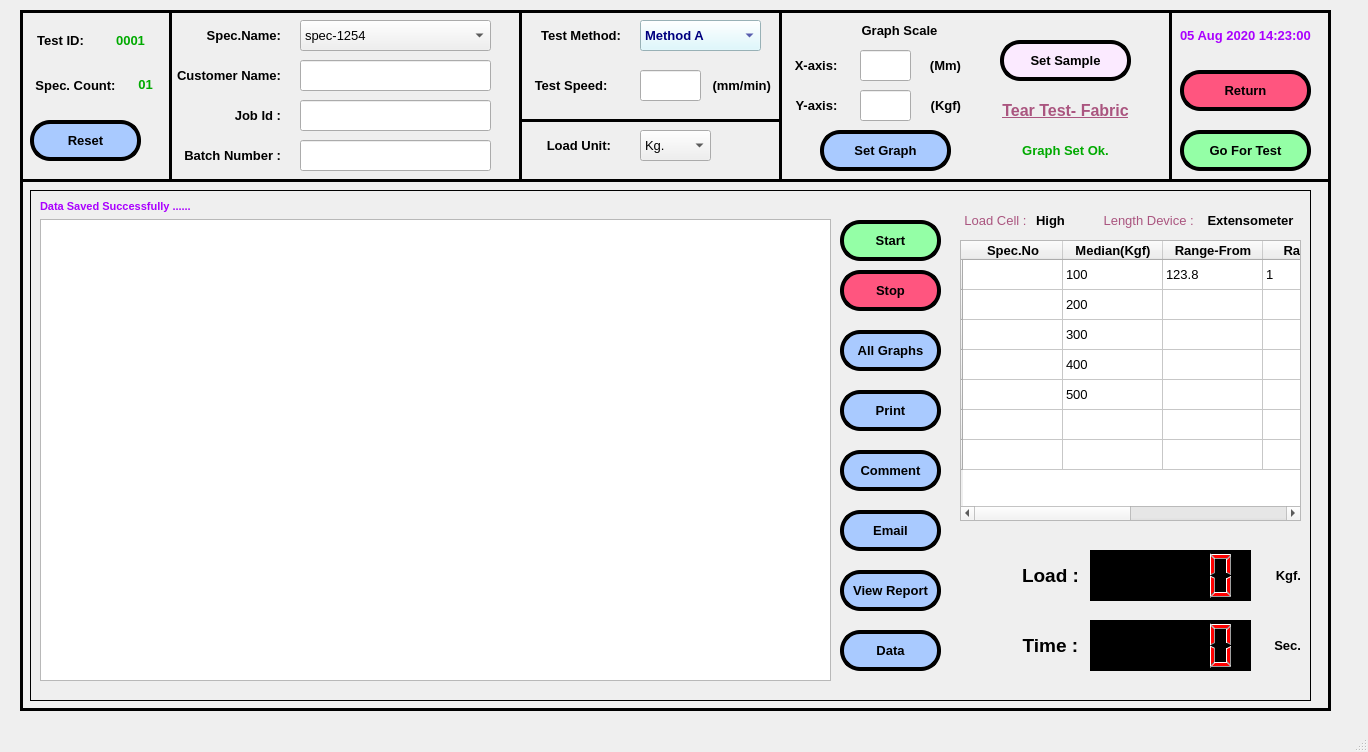
Qt form TYR_2.0_18.5/ui/TYR_START_UNIRUB_TEAR.ui (sanjaymanegit/testRepo) before a commit.
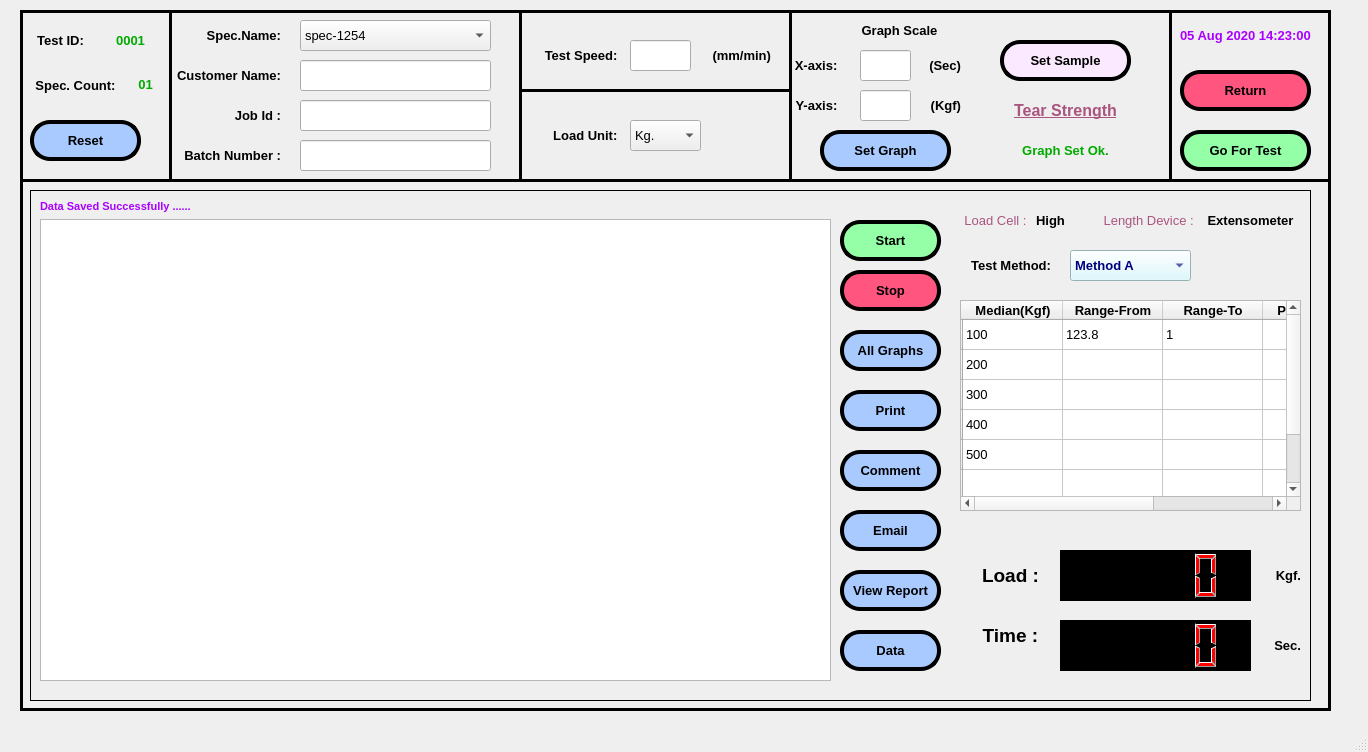
The same form after that commit.

Commit message: updated Tear Strength test for unirub

Patch:
```diff
--- a/TYR_2.0_18.5/ui/TYR_START_UNIRUB_TEAR.ui
+++ b/TYR_2.0_18.5/ui/TYR_START_UNIRUB_TEAR.ui
@@ -346,9 +346,9 @@
       <property name="geometry">
        <rect>
         <x>930</x>
-        <y>50</y>
+        <y>110</y>
         <width>341</width>
-        <height>281</height>
+        <height>211</height>
        </rect>
       </property>
       <row>
@@ -386,19 +386,6 @@
         <string/>
        </property>
       </row>
-      <column>
-       <property name="text">
-        <string>Spec.No</string>
-       </property>
-       <property name="font">
-        <font>
-         <family>Arial</family>
-         <pointsize>10</pointsize>
-         <weight>75</weight>
-         <bold>true</bold>
-        </font>
-       </property>
-      </column>
       <column>
        <property name="text">
         <string>Median(Kgf)</string>
@@ -464,7 +451,7 @@
         </font>
        </property>
       </column>
-      <item row="0" column="1">
+      <item row="0" column="0">
        <property name="text">
         <string>100</string>
        </property>
@@ -475,7 +462,7 @@
         </font>
        </property>
       </item>
-      <item row="0" column="2">
+      <item row="0" column="1">
        <property name="text">
         <string>123.8</string>
        </property>
@@ -486,7 +473,7 @@
         </font>
        </property>
       </item>
-      <item row="0" column="3">
+      <item row="0" column="2">
        <property name="text">
         <string>1</string>
        </property>
@@ -497,22 +484,22 @@
         </font>
        </property>
       </item>
-      <item row="1" column="1">
+      <item row="1" column="0">
        <property name="text">
         <string>200</string>
        </property>
       </item>
-      <item row="2" column="1">
+      <item row="2" column="0">
        <property name="text">
         <string>300</string>
        </property>
       </item>
-      <item row="3" column="1">
+      <item row="3" column="0">
        <property name="text">
         <string>400</string>
        </property>
       </item>
-      <item row="4" column="1">
+      <item row="4" column="0">
        <property name="text">
         <string>500</string>
        </property>
@@ -555,9 +542,9 @@
      <widget class="QLCDNumber" name="lcdNumber">
       <property name="geometry">
        <rect>
-        <x>1060</x>
+        <x>1030</x>
         <y>360</y>
-        <width>161</width>
+        <width>191</width>
         <height>51</height>
        </rect>
       </property>
@@ -596,9 +583,9 @@
      <widget class="QLCDNumber" name="lcdNumber_2">
       <property name="geometry">
        <rect>
-        <x>1060</x>
+        <x>1030</x>
         <y>430</y>
-        <width>161</width>
+        <width>191</width>
         <height>51</height>
        </rect>
       </property>
@@ -812,7 +799,7 @@
      <widget class="QLabel" name="label_22">
       <property name="geometry">
        <rect>
-        <x>980</x>
+        <x>940</x>
         <y>360</y>
         <width>81</width>
         <height>51</height>
@@ -839,8 +826,8 @@
      <widget class="QLabel" name="label_23">
       <property name="geometry">
        <rect>
-        <x>980</x>
-        <y>430</y>
+        <x>940</x>
+        <y>420</y>
         <width>81</width>
         <height>51</height>
        </rect>
@@ -863,6 +850,80 @@
        <set>Qt::AlignCenter</set>
       </property>
      </widget>
+     <widget class="QLabel" name="label_19">
+      <property name="geometry">
+       <rect>
+        <x>930</x>
+        <y>60</y>
+        <width>91</width>
+        <height>31</height>
+       </rect>
+      </property>
+      <property name="font">
+       <font>
+        <family>Arial</family>
+        <pointsize>10</pointsize>
+        <weight>75</weight>
+        <bold>true</bold>
+       </font>
+      </property>
+      <property name="styleSheet">
+       <string notr="true"/>
+      </property>
+      <property name="text">
+       <string>Test Method:</string>
+      </property>
+      <property name="alignment">
+       <set>Qt::AlignRight|Qt::AlignTrailing|Qt::AlignVCenter</set>
+      </property>
+     </widget>
+     <widget class="QComboBox" name="comboBox_3">
+      <property name="geometry">
+       <rect>
+        <x>1040</x>
+        <y>60</y>
+        <width>121</width>
+        <height>31</height>
+       </rect>
+      </property>
+      <property name="font">
+       <font>
+        <family>Arial</family>
+        <pointsize>10</pointsize>
+        <weight>75</weight>
+        <bold>true</bold>
+       </font>
+      </property>
+      <property name="styleSheet">
+       <string notr="true">color: rgb(0, 0, 127);
+background-color: rgb(213, 248, 255);</string>
+      </property>
+      <item>
+       <property name="text">
+        <string>Method A</string>
+       </property>
+      </item>
+      <item>
+       <property name="text">
+        <string>Method B</string>
+       </property>
+      </item>
+      <item>
+       <property name="text">
+        <string>Method C</string>
+       </property>
+      </item>
+      <item>
+       <property name="text">
+        <string>Method D</string>
+       </property>
+      </item>
+      <item>
+       <property name="text">
+        <string>Method E</string>
+       </property>
+      </item>
+     </widget>
     </widget>
     <widget class="QPushButton" name="pushButton_8">
      <property name="geometry">
@@ -1108,38 +1169,11 @@
       <enum>Qt::Vertical</enum>
      </property>
     </widget>
-    <widget class="QLabel" name="label_19">
-     <property name="geometry">
-      <rect>
-       <x>510</x>
-       <y>10</y>
-       <width>91</width>
-       <height>31</height>
-      </rect>
-     </property>
-     <property name="font">
-      <font>
-       <family>Arial</family>
-       <pointsize>10</pointsize>
-       <weight>75</weight>
-       <bold>true</bold>
-      </font>
-     </property>
-     <property name="styleSheet">
-      <string notr="true"/>
-     </property>
-     <property name="text">
-      <string>Test Method:</string>
-     </property>
-     <property name="alignment">
-      <set>Qt::AlignRight|Qt::AlignTrailing|Qt::AlignVCenter</set>
-     </property>
-    </widget>
     <widget class="QLabel" name="label_20">
      <property name="geometry">
       <rect>
        <x>680</x>
-       <y>60</y>
+       <y>30</y>
        <width>71</width>
        <height>31</height>
       </rect>
@@ -1165,8 +1199,8 @@
     <widget class="QLabel" name="label_21">
      <property name="geometry">
       <rect>
-       <x>510</x>
-       <y>60</y>
+       <x>520</x>
+       <y>30</y>
        <width>81</width>
        <height>31</height>
       </rect>
@@ -1192,8 +1226,8 @@
     <widget class="QLineEdit" name="lineEdit_9">
      <property name="geometry">
       <rect>
-       <x>620</x>
-       <y>60</y>
+       <x>610</x>
+       <y>30</y>
        <width>61</width>
        <height>31</height>
       </rect>
@@ -1210,7 +1244,7 @@
     <widget class="Line" name="line_5">
      <property name="geometry">
       <rect>
-       <x>750</x>
+       <x>760</x>
        <y>0</y>
        <width>20</width>
        <height>171</height>
@@ -1229,9 +1263,9 @@
     <widget class="QLabel" name="label_29">
      <property name="geometry">
       <rect>
-       <x>520</x>
-       <y>120</y>
-       <width>71</width>
+       <x>510</x>
+       <y>110</y>
+       <width>91</width>
        <height>31</height>
       </rect>
      </property>
@@ -1247,7 +1281,7 @@
       <string notr="true"/>
      </property>
      <property name="text">
-      <string>Load Unit:</string>
+      <string>Load Unit: </string>
      </property>
      <property name="alignment">
       <set>Qt::AlignRight|Qt::AlignTrailing|Qt::AlignVCenter</set>
@@ -1256,8 +1290,8 @@
     <widget class="QComboBox" name="comboBox_2">
      <property name="geometry">
       <rect>
-       <x>620</x>
-       <y>120</y>
+       <x>610</x>
+       <y>110</y>
        <width>71</width>
        <height>31</height>
       </rect>
@@ -1582,8 +1616,8 @@
      <property name="geometry">
       <rect>
        <x>500</x>
-       <y>100</y>
-       <width>261</width>
+       <y>70</y>
+       <width>271</width>
        <height>20</height>
       </rect>
      </property>
@@ -1645,7 +1679,7 @@
       <string notr="true"/>
      </property>
      <property name="text">
-      <string>(Mm)</string>
+      <string>(Sec)</string>
      </property>
      <property name="alignment">
       <set>Qt::AlignRight|Qt::AlignTrailing|Qt::AlignVCenter</set>
@@ -1748,59 +1782,12 @@
       <string notr="true">color: rgb(170, 85, 127);</string>
      </property>
      <property name="text">
-      <string>Tear Test- Fabric</string>
+      <string>Tear Strength</string>
      </property>
      <property name="alignment">
       <set>Qt::AlignCenter</set>
      </property>
     </widget>
-    <widget class="QComboBox" name="comboBox_3">
-     <property name="geometry">
-      <rect>
-       <x>620</x>
-       <y>10</y>
-       <width>121</width>
-       <height>31</height>
-      </rect>
-     </property>
-     <property name="font">
-      <font>
-       <family>Arial</family>
-       <pointsize>10</pointsize>
-       <weight>75</weight>
-       <bold>true</bold>
-      </font>
-     </property>
-     <property name="styleSheet">
-      <string notr="true">color: rgb(0, 0, 127);
-background-color: rgb(213, 248, 255);</string>
-     </property>
-     <item>
-      <property name="text">
-       <string>Method A</string>
-      </property>
-     </item>
-     <item>
-      <property name="text">
-       <string>Method B</string>
-      </property>
-     </item>
-     <item>
-      <property name="text">
-       <string>Method C</string>
-      </property>
-     </item>
-     <item>
-      <property name="text">
-       <string>Method D</string>
-      </property>
-     </item>
-     <item>
-      <property name="text">
-       <string>Method E</string>
-      </property>
-     </item>
-    </widget>
     <widget class="QLabel" name="label_24">
      <property name="geometry">
       <rect>
```
The commit also changes 2 other files.
